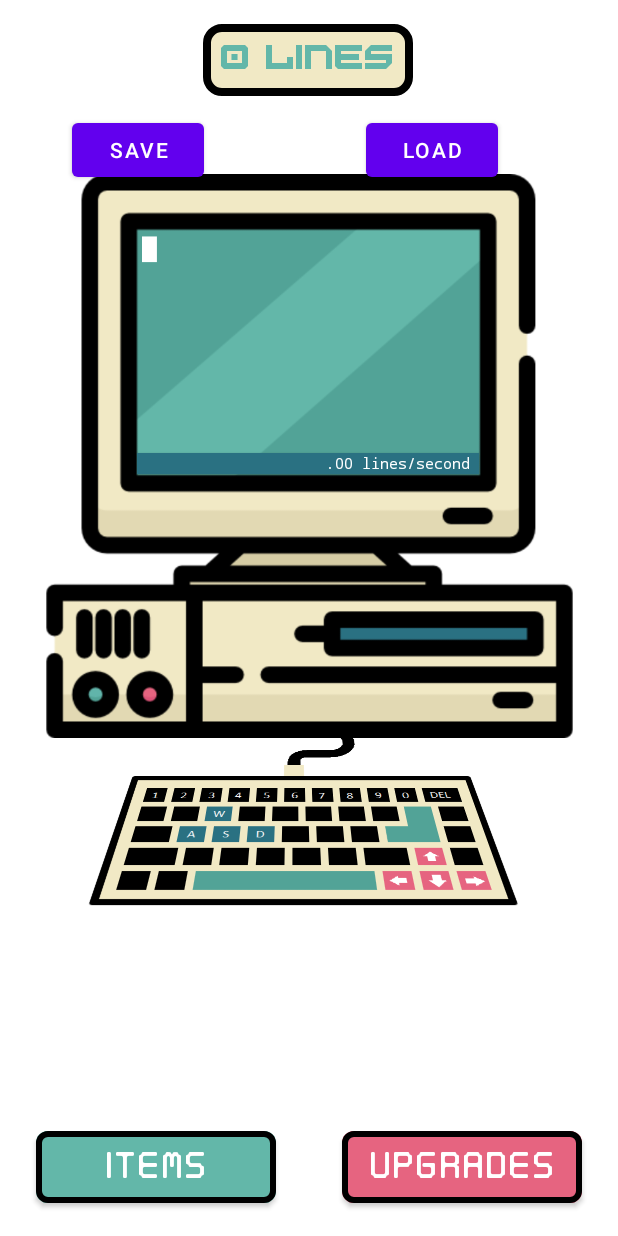
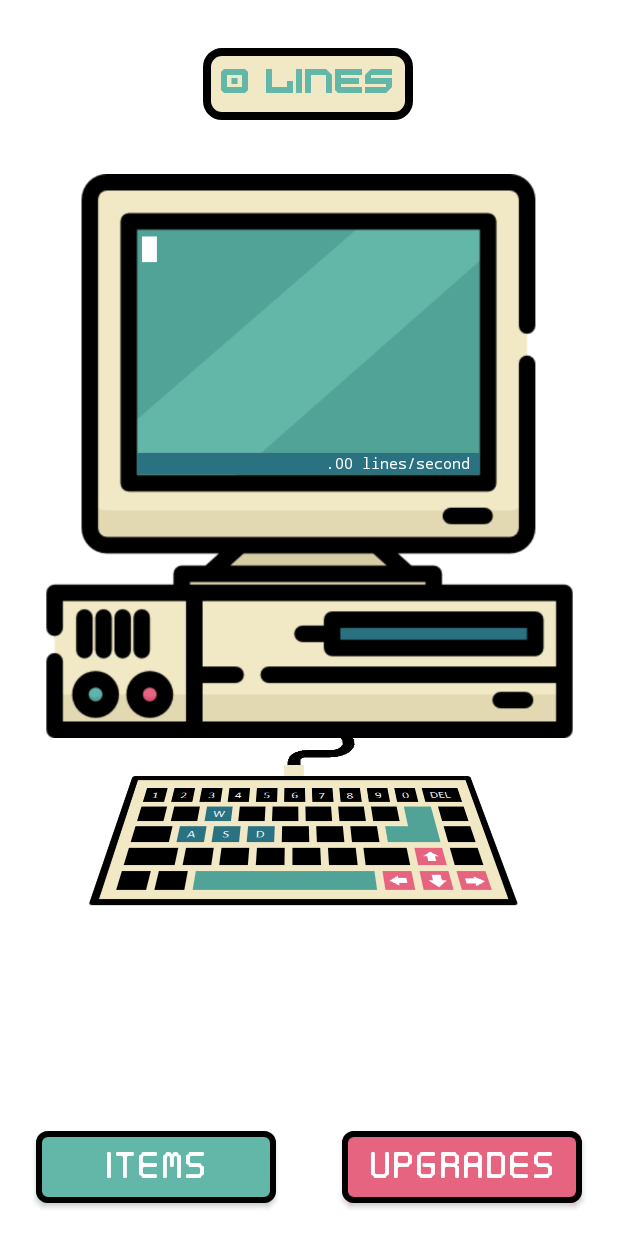
Before and after one commit to akkanben/code-clicker, an Android app: the screen it shows after launch (MainActivity), on a phone screen of 412 x 824 dp. Run offline under Robolectric (Android 15) with nearby library versions, the phone set to English and light mode, and no system bars; our stand-ins replace Room's generated code; Roboto replaces fonts that are not available here.

Commit message:
Removes save/load buttons and adjusts styling on fragment

```diff
--- a/app/src/main/res/layout/fragment_upgrade_item.xml
+++ b/app/src/main/res/layout/fragment_upgrade_item.xml
@@ -15,6 +15,7 @@
         android:layout_marginStart="8dp"
         android:layout_marginTop="16dp"
         android:text="TextView"
+        android:textStyle="bold"
         app:layout_constraintStart_toEndOf="@+id/fragment_upgrade_image_view"
         app:layout_constraintTop_toTopOf="parent" />
 
@@ -37,7 +38,6 @@
         android:layout_marginStart="8dp"
         android:layout_marginTop="8dp"
         android:layout_marginEnd="8dp"
-        android:textStyle="bold"
         app:layout_constraintBottom_toBottomOf="@+id/fragment_upgrade_image_view"
         app:layout_constraintEnd_toStartOf="@+id/fragment_upgrade_purchase_button"
         app:layout_constraintStart_toEndOf="@+id/fragment_upgrade_image_view"
--- a/app/src/main/res/layout/layout_activity_main.xml
+++ b/app/src/main/res/layout/layout_activity_main.xml
@@ -12,7 +12,7 @@
         android:id="@+id/text_view_main_activity_counter"
         android:layout_width="wrap_content"
         android:layout_height="wrap_content"
-        android:layout_marginTop="16dp"
+        android:layout_marginTop="32dp"
         android:background="@drawable/round_corner"
         android:fontFamily="@font/digital_desolation"
         android:text="TextView"
@@ -66,6 +66,7 @@
         android:layout_marginStart="48dp"
         android:layout_marginTop="76dp"
         android:text="Save"
+        android:visibility="invisible"
         app:layout_constraintStart_toStartOf="parent"
         app:layout_constraintTop_toTopOf="parent" />
 
@@ -76,6 +77,7 @@
         android:layout_marginTop="76dp"
         android:layout_marginEnd="80dp"
         android:text="Load"
+        android:visibility="invisible"
         app:layout_constraintEnd_toEndOf="parent"
         app:layout_constraintTop_toTopOf="parent" />
 
@@ -83,7 +85,7 @@
         android:id="@+id/main_typed_text_text_view"
         android:layout_width="223dp"
         android:layout_height="140dp"
-        android:layout_marginTop="92dp"
+        android:layout_marginTop="76dp"
         android:elevation="2dp"
         android:text="█"
         android:textColor="@color/white"
@@ -97,7 +99,7 @@
         android:id="@+id/main_main_computer_image_image_view"
         android:layout_width="387dp"
         android:layout_height="376dp"
-        android:layout_marginTop="52dp"
+        android:layout_marginTop="36dp"
         android:elevation="1dp"
         app:layout_constraintEnd_toEndOf="parent"
         app:layout_constraintStart_toStartOf="parent"
@@ -108,7 +110,7 @@
         android:id="@+id/text_view_main_activity_lines_per_second"
         android:layout_width="228dp"
         android:layout_height="14dp"
-        android:layout_marginTop="238dp"
+        android:layout_marginTop="222dp"
         android:background="@color/hd_blue"
         android:elevation="2dp"
         android:fontFamily="monospace"
@@ -126,7 +128,7 @@
         android:layout_width="360dp"
         android:layout_height="210dp"
         android:layout_marginStart="8dp"
-        android:layout_marginTop="356dp"
+        android:layout_marginTop="340dp"
         android:elevation="0dp"
         android:rotationX="50"
         android:soundEffectsEnabled="false"
@@ -140,7 +142,7 @@
         android:id="@+id/main_activity_text_view_snackbar"
         android:layout_width="100dp"
         android:layout_height="wrap_content"
-        android:layout_marginTop="216dp"
+        android:layout_marginTop="200dp"
         android:background="@color/hd_blue"
         android:elevation="4dp"
         android:text="TextView"
```
